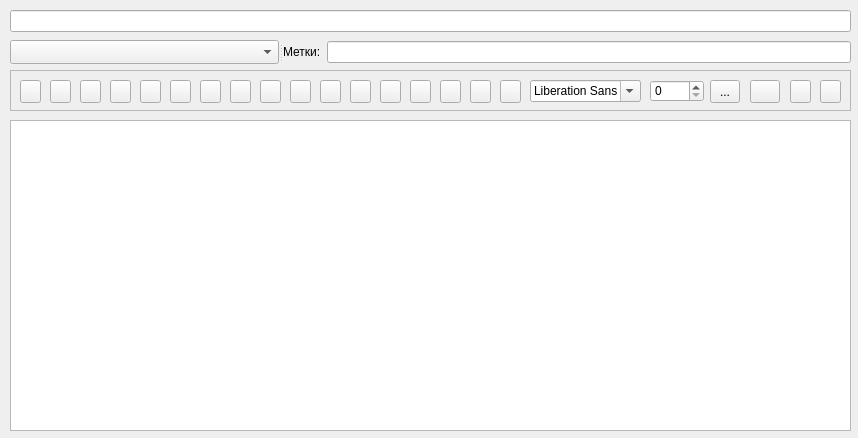
d1vanov/quentier, file NoteRichTextEditor.ui: the form before one commit.
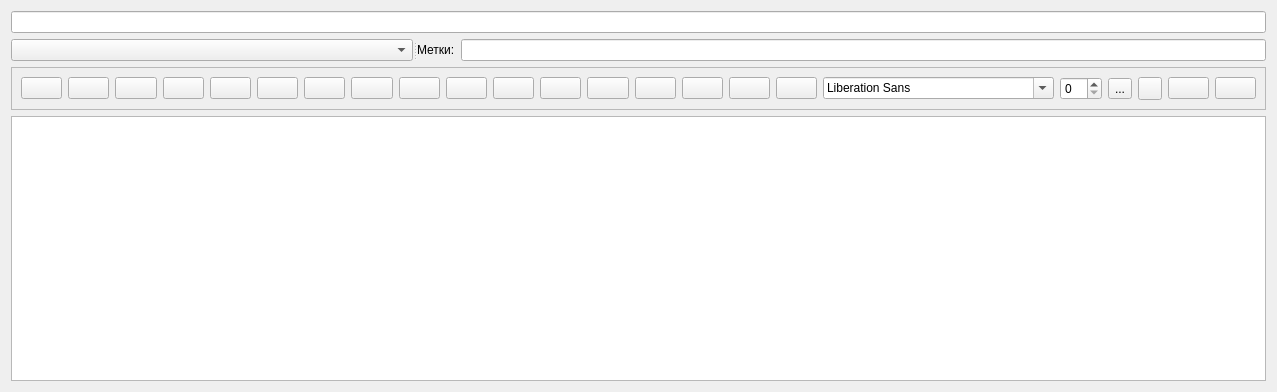
The form after the commit. Icons and pictures are not drawn.

Commit message: Completed the setup for notes rich text editor and main window layouts.

```diff
--- a/NoteRichTextEditor.ui
+++ b/NoteRichTextEditor.ui
@@ -6,21 +6,51 @@
    <rect>
     <x>0</x>
     <y>0</y>
-    <width>858</width>
-    <height>438</height>
+    <width>1277</width>
+    <height>392</height>
    </rect>
   </property>
   <property name="windowTitle">
    <string notr="true"/>
   </property>
+  <layout class="QGridLayout" name="gridLayout_3">
+   <item row="0" column="0">
+    <layout class="QGridLayout" name="gridLayout">
+     <item row="0" column="0">
+      <widget class="QLineEdit" name="noteName"/>
+     </item>
+     <item row="1" column="0">
+      <widget class="QSplitter" name="splitterTagsNotebooks">
+       <property name="orientation">
+        <enum>Qt::Horizontal</enum>
+       </property>
+       <widget class="QComboBox" name="notebookComboBox"/>
+       <widget class="QWidget" name="layoutWidget">
+        <layout class="QHBoxLayout" name="horizontalLayout">
+         <item>
+          <widget class="QLabel" name="tagsLabel">
+           <property name="text">
+            <string>Метки:</string>
+           </property>
+           <property name="buddy">
+            <cstring>tags</cstring>
+           </property>
+          </widget>
+         </item>
+         <item>
+          <widget class="QLineEdit" name="tags"/>
+         </item>
+        </layout>
+       </widget>
+      </widget>
+     </item>
+     <item row="2" column="0">
   <widget class="QFrame" name="frameButtons">
-   <property name="geometry">
-    <rect>
-     <x>10</x>
-     <y>70</y>
-     <width>841</width>
-     <height>41</height>
-    </rect>
+       <property name="minimumSize">
+        <size>
+         <width>0</width>
+         <height>40</height>
+        </size>
    </property>
    <property name="frameShape">
     <enum>QFrame::StyledPanel</enum>
@@ -28,57 +58,9 @@
    <property name="frameShadow">
     <enum>QFrame::Raised</enum>
    </property>
-   <widget class="QPushButton" name="buttonRedo">
-    <property name="geometry">
-     <rect>
-      <x>40</x>
-      <y>10</y>
-      <width>21</width>
-      <height>23</height>
-     </rect>
-    </property>
-    <property name="toolTip">
-     <string>Повторить</string>
-    </property>
-    <property name="text">
-     <string notr="true"/>
-    </property>
-    <property name="icon">
-     <iconset theme="edit-redo">
-      <normaloff/>
-     </iconset>
-    </property>
-    <property name="flat">
-     <bool>false</bool>
-    </property>
-   </widget>
-   <widget class="QPushButton" name="buttonCut">
-    <property name="geometry">
-     <rect>
-      <x>70</x>
-      <y>10</y>
-      <width>21</width>
-      <height>23</height>
-     </rect>
-    </property>
-    <property name="text">
-     <string notr="true"/>
-    </property>
-    <property name="icon">
-     <iconset theme="edit-cut">
-      <normaloff/>
-     </iconset>
-    </property>
-   </widget>
+       <layout class="QGridLayout" name="gridLayout_2">
+        <item row="0" column="0">
    <widget class="QPushButton" name="buttonUndo">
-    <property name="geometry">
-     <rect>
-      <x>10</x>
-      <y>10</y>
-      <width>21</width>
-      <height>23</height>
-     </rect>
-    </property>
     <property name="toolTip">
      <string>Отмена</string>
     </property>
@@ -100,15 +82,39 @@
      <bool>false</bool>
     </property>
    </widget>
+        </item>
+        <item row="0" column="1">
+         <widget class="QPushButton" name="buttonRedo">
+          <property name="toolTip">
+           <string>Повторить</string>
+          </property>
+          <property name="text">
+           <string notr="true"/>
+          </property>
+          <property name="icon">
+           <iconset theme="edit-redo">
+            <normaloff/>
+           </iconset>
+          </property>
+          <property name="flat">
+           <bool>false</bool>
+          </property>
+         </widget>
+        </item>
+        <item row="0" column="2">
+         <widget class="QPushButton" name="buttonCut">
+          <property name="text">
+           <string notr="true"/>
+          </property>
+          <property name="icon">
+           <iconset theme="edit-cut">
+            <normaloff/>
+           </iconset>
+          </property>
+         </widget>
+        </item>
+        <item row="0" column="3">
    <widget class="QPushButton" name="buttonCopy">
-    <property name="geometry">
-     <rect>
-      <x>100</x>
-      <y>10</y>
-      <width>21</width>
-      <height>23</height>
-     </rect>
-    </property>
     <property name="text">
      <string notr="true"/>
     </property>
@@ -118,15 +124,9 @@
      </iconset>
     </property>
    </widget>
+        </item>
+        <item row="0" column="4">
    <widget class="QPushButton" name="buttonPaste">
-    <property name="geometry">
-     <rect>
-      <x>130</x>
-      <y>10</y>
-      <width>21</width>
-      <height>23</height>
-     </rect>
-    </property>
     <property name="text">
      <string notr="true"/>
     </property>
@@ -136,15 +136,9 @@
      </iconset>
     </property>
    </widget>
+        </item>
+        <item row="0" column="5">
    <widget class="QPushButton" name="buttonFormatTextBold">
-    <property name="geometry">
-     <rect>
-      <x>160</x>
-      <y>10</y>
-      <width>21</width>
-      <height>23</height>
-     </rect>
-    </property>
     <property name="text">
      <string notr="true"/>
     </property>
@@ -154,15 +148,9 @@
      </iconset>
     </property>
    </widget>
+        </item>
+        <item row="0" column="6">
    <widget class="QPushButton" name="buttonFormatTextItalic">
-    <property name="geometry">
-     <rect>
-      <x>190</x>
-      <y>10</y>
-      <width>21</width>
-      <height>23</height>
-     </rect>
-    </property>
     <property name="text">
      <string notr="true"/>
     </property>
@@ -172,15 +160,9 @@
      </iconset>
     </property>
    </widget>
+        </item>
+        <item row="0" column="7">
    <widget class="QPushButton" name="buttonFormatTextUnderlined">
-    <property name="geometry">
-     <rect>
-      <x>220</x>
-      <y>10</y>
-      <width>21</width>
-      <height>23</height>
-     </rect>
-    </property>
     <property name="text">
      <string notr="true"/>
     </property>
@@ -190,15 +172,9 @@
      </iconset>
     </property>
    </widget>
+        </item>
+        <item row="0" column="8">
    <widget class="QPushButton" name="buttonFormatTextStrikethrough">
-    <property name="geometry">
-     <rect>
-      <x>250</x>
-      <y>10</y>
-      <width>21</width>
-      <height>23</height>
-     </rect>
-    </property>
     <property name="text">
      <string notr="true"/>
     </property>
@@ -208,15 +184,9 @@
      </iconset>
     </property>
    </widget>
+        </item>
+        <item row="0" column="9">
    <widget class="QPushButton" name="buttonFormatTextAlignLeft">
-    <property name="geometry">
-     <rect>
-      <x>280</x>
-      <y>10</y>
-      <width>21</width>
-      <height>23</height>
-     </rect>
-    </property>
     <property name="text">
      <string notr="true"/>
     </property>
@@ -226,15 +196,9 @@
      </iconset>
     </property>
    </widget>
+        </item>
+        <item row="0" column="10">
    <widget class="QPushButton" name="buttonFormatTextAlignCenter">
-    <property name="geometry">
-     <rect>
-      <x>310</x>
-      <y>10</y>
-      <width>21</width>
-      <height>23</height>
-     </rect>
-    </property>
     <property name="text">
      <string notr="true"/>
     </property>
@@ -244,15 +208,9 @@
      </iconset>
     </property>
    </widget>
+        </item>
+        <item row="0" column="11">
    <widget class="QPushButton" name="buttonFormatTextAlignRight">
-    <property name="geometry">
-     <rect>
-      <x>340</x>
-      <y>10</y>
-      <width>21</width>
-      <height>23</height>
-     </rect>
-    </property>
     <property name="text">
      <string notr="true"/>
     </property>
@@ -262,15 +220,9 @@
      </iconset>
     </property>
    </widget>
+        </item>
+        <item row="0" column="12">
    <widget class="QPushButton" name="buttonAddHorizontalLine">
-    <property name="geometry">
-     <rect>
-      <x>370</x>
-      <y>10</y>
-      <width>21</width>
-      <height>23</height>
-     </rect>
-    </property>
     <property name="text">
      <string notr="true"/>
     </property>
@@ -280,33 +232,9 @@
      </iconset>
     </property>
    </widget>
-   <widget class="QPushButton" name="buttonIndentDecrease">
-    <property name="geometry">
-     <rect>
-      <x>430</x>
-      <y>10</y>
-      <width>21</width>
-      <height>23</height>
-     </rect>
-    </property>
-    <property name="text">
-     <string notr="true"/>
-    </property>
-    <property name="icon">
-     <iconset theme="format-indent-less">
-      <normaloff/>
-     </iconset>
-    </property>
-   </widget>
+        </item>
+        <item row="0" column="13">
    <widget class="QPushButton" name="buttonIndentIncrease">
-    <property name="geometry">
-     <rect>
-      <x>400</x>
-      <y>10</y>
-      <width>21</width>
-      <height>23</height>
-     </rect>
-    </property>
     <property name="text">
      <string notr="true"/>
     </property>
@@ -316,15 +244,21 @@
      </iconset>
     </property>
    </widget>
+        </item>
+        <item row="0" column="14">
+         <widget class="QPushButton" name="buttonIndentDecrease">
+          <property name="text">
+           <string notr="true"/>
+          </property>
+          <property name="icon">
+           <iconset theme="format-indent-less">
+            <normaloff/>
+           </iconset>
+          </property>
+         </widget>
+        </item>
+        <item row="0" column="15">
    <widget class="QPushButton" name="buttonInsertUnorderedList">
-    <property name="geometry">
-     <rect>
-      <x>460</x>
-      <y>10</y>
-      <width>21</width>
-      <height>23</height>
-     </rect>
-    </property>
     <property name="text">
      <string notr="true"/>
     </property>
@@ -334,15 +268,9 @@
      </iconset>
     </property>
    </widget>
+        </item>
+        <item row="0" column="16">
    <widget class="QPushButton" name="buttonInsertOrderedList">
-    <property name="geometry">
-     <rect>
-      <x>490</x>
-      <y>10</y>
-      <width>21</width>
-      <height>23</height>
-     </rect>
-    </property>
     <property name="text">
      <string notr="true"/>
     </property>
@@ -352,25 +280,22 @@
      </iconset>
     </property>
    </widget>
+        </item>
+        <item row="0" column="17">
    <widget class="QFontComboBox" name="fontComboBox">
-    <property name="geometry">
-     <rect>
-      <x>520</x>
-      <y>10</y>
-      <width>111</width>
-      <height>22</height>
-     </rect>
-    </property>
-   </widget>
+          <property name="sizePolicy">
+           <sizepolicy hsizetype="Preferred" vsizetype="Fixed">
+            <horstretch>0</horstretch>
+            <verstretch>0</verstretch>
+           </sizepolicy>
+          </property>
+         </widget>
+        </item>
+        <item row="0" column="18">
+         <widget class="QSpinBox" name="spinBoxChooseFontSize"/>
+        </item>
+        <item row="0" column="19">
    <widget class="QToolButton" name="toolButtonChooseTextColor">
-    <property name="geometry">
-     <rect>
-      <x>700</x>
-      <y>10</y>
-      <width>30</width>
-      <height>23</height>
-     </rect>
-    </property>
     <property name="text">
      <string>...</string>
     </property>
@@ -380,25 +305,9 @@
      </iconset>
     </property>
    </widget>
-   <widget class="QSpinBox" name="spinBoxChooseFontSize">
-    <property name="geometry">
-     <rect>
-      <x>640</x>
-      <y>10</y>
-      <width>54</width>
-      <height>22</height>
-     </rect>
-    </property>
-   </widget>
+        </item>
+        <item row="0" column="20">
    <widget class="QToolButton" name="toolButtonChooseSelectedTextColor">
-    <property name="geometry">
-     <rect>
-      <x>740</x>
-      <y>10</y>
-      <width>30</width>
-      <height>23</height>
-     </rect>
-    </property>
     <property name="text">
      <string notr="true"/>
     </property>
@@ -408,15 +317,9 @@
      </iconset>
     </property>
    </widget>
+        </item>
+        <item row="0" column="21">
    <widget class="QPushButton" name="buttonSpellCheck">
-    <property name="geometry">
-     <rect>
-      <x>780</x>
-      <y>10</y>
-      <width>21</width>
-      <height>23</height>
-     </rect>
-    </property>
     <property name="text">
      <string notr="true"/>
     </property>
@@ -426,15 +329,9 @@
      </iconset>
     </property>
    </widget>
+        </item>
+        <item row="0" column="22">
    <widget class="QPushButton" name="buttonInsertTodoCheckbox">
-    <property name="geometry">
-     <rect>
-      <x>810</x>
-      <y>10</y>
-      <width>21</width>
-      <height>23</height>
-     </rect>
-    </property>
     <property name="text">
      <string notr="true"/>
     </property>
@@ -444,58 +341,16 @@
      </iconset>
     </property>
    </widget>
-  </widget>
-  <widget class="QLineEdit" name="noteName">
-   <property name="geometry">
-    <rect>
-     <x>10</x>
-     <y>10</y>
-     <width>841</width>
-     <height>22</height>
-    </rect>
-   </property>
-  </widget>
-  <widget class="QTextEdit" name="noteTextEdit">
-   <property name="geometry">
-    <rect>
-     <x>10</x>
-     <y>120</y>
-     <width>841</width>
-     <height>311</height>
-    </rect>
-   </property>
-  </widget>
-  <widget class="QSplitter" name="splitterTagsNotebooks">
-   <property name="geometry">
-    <rect>
-     <x>10</x>
-     <y>40</y>
-     <width>841</width>
-     <height>24</height>
-    </rect>
-   </property>
-   <property name="orientation">
-    <enum>Qt::Horizontal</enum>
-   </property>
-   <widget class="QComboBox" name="notebookComboBox"/>
-   <widget class="QWidget" name="layoutWidget">
-    <layout class="QHBoxLayout" name="horizontalLayout">
-     <item>
-      <widget class="QLabel" name="tagsLabel">
-       <property name="text">
-        <string>Метки:</string>
-       </property>
-       <property name="buddy">
-        <cstring>tags</cstring>
-       </property>
-      </widget>
+        </item>
+       </layout>
+      </widget>
      </item>
-     <item>
-      <widget class="QLineEdit" name="tags"/>
+     <item row="3" column="0">
+      <widget class="QTextEdit" name="noteTextEdit"/>
      </item>
     </layout>
-   </widget>
-  </widget>
+   </item>
+  </layout>
  </widget>
  <tabstops>
   <tabstop>noteName</tabstop>
```
Lines whose indentation alone changed are shown as unchanged. The commit also changes 2 other files.
